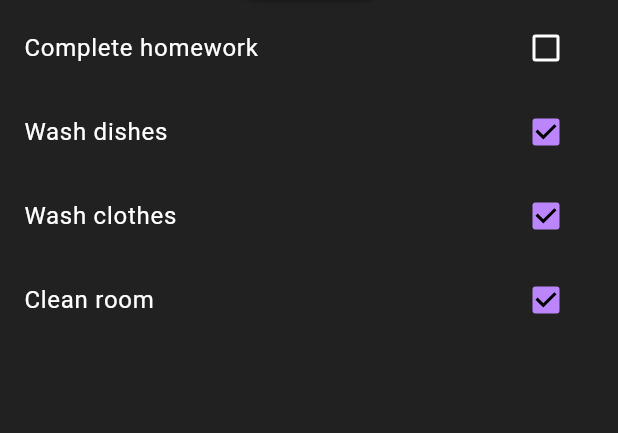
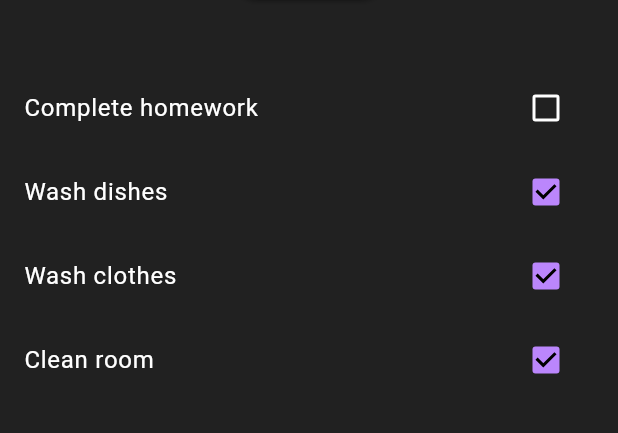
Before and after one commit to parasshakya/todo-flutter-app, a Flutter app: the screen it shows after launch, on a phone screen of 412 x 824 dp, the part 324-757 px from its top. Run offline on Flutter 3.47's test engine with Material 3 defaults, Android fonts, the phone set to English and light mode, and no system bars.

Commit message:
add spacing

```diff
--- a/lib/views/todo_screen.dart
+++ b/lib/views/todo_screen.dart
@@ -71,6 +71,9 @@ class _TodoScreenState extends State<TodoScreen> {
                     _controller.clear();
                   },
                   child: const Text("Add Todo")),
+              const SizedBox(
+                height: 40,
+              ),
               Consumer<TodoViewModel>(builder: (context, todoViewModel, child) {
                 if (todoViewModel.loading) {
                   return const Padding(
```
